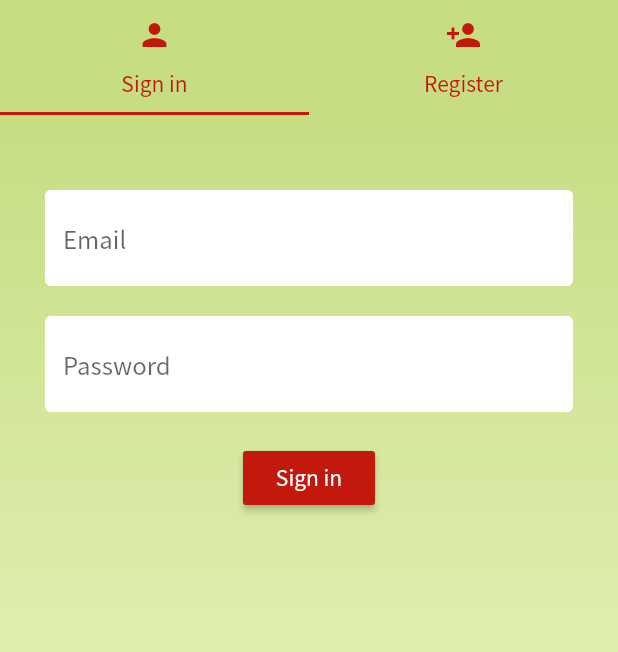
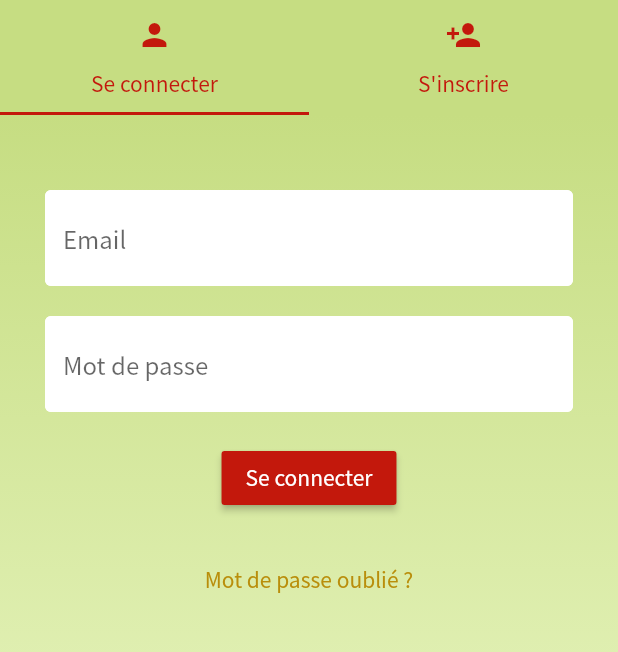
Before and after one commit to PAUVRE-Charlie/caps_app, a Flutter app: the screen it shows after launch, on a phone screen of 412 x 824 dp, the part 80-732 px from its top. Run offline on Flutter 3.47's test engine with Material 2 defaults, Android fonts, the phone set to English and light mode, and no system bars; our stand-ins replace audioplayers, auto_size_text, cloud_firestore, firebase_auth, firebase_core, fluttertoast; accounts and stored records are empty.

Commit message:
forget password interface

```diff
--- a/lib/components/register.dart
+++ b/lib/components/register.dart
@@ -67,7 +67,7 @@ class _RegisterState extends State<Register> {
                     height: 20,
                   ),
                   MyTextFormField(
-                    hintText: 'Password',
+                    hintText: 'Mot de passe',
                     validator: (val) {
                       return val.length < 6
                           ? 'Entre un mot de passe de 6 lettres ou plus'
@@ -103,7 +103,6 @@ class _RegisterState extends State<Register> {
                         setState(() {
                           loading = true;
                         });
-
                         for (Capseur capseur in capseurs) {
                           print(capseur.username);
                           if (capseur.username == username)
@@ -127,7 +126,7 @@ class _RegisterState extends State<Register> {
                     },
                     color: kPrimaryColor,
                     child:
-                        Text('Register', style: TextStyle(color: kWhiteColor)),
+                        Text('S\'inscrire', style: TextStyle(color: kWhiteColor)),
                   ),
                   SizedBox(
                     height: 20,
--- a/lib/components/signIn.dart
+++ b/lib/components/signIn.dart
@@ -1,6 +1,8 @@
 import 'package:caps_app/components/loading.dart';
 import 'package:caps_app/data.dart';
+import 'package:caps_app/pages/resetPage.dart';
 import 'package:caps_app/services/auth.dart';
+import 'package:flutter/cupertino.dart';
 import 'package:flutter/material.dart';
 
 import 'MyTextFormField.dart';
@@ -55,7 +57,7 @@ class _SignInState extends State<SignIn> {
                     height: 20,
                   ),
                   MyTextFormField(
-                    hintText: 'Password',
+                    hintText: 'Mot de passe',
                     validator: (val) {
                       return val.length < 6
                           ? 'Entre un mot de passe de 6 lettres ou plus'
@@ -87,10 +89,20 @@ class _SignInState extends State<SignIn> {
                     },
                     color: kPrimaryColor,
                     child:
-                        Text('Sign in', style: TextStyle(color: kWhiteColor)),
+                        Text('Se connecter', style: TextStyle(color: kWhiteColor)),
                   ),
                   SizedBox(
                     height: 20,
+                  ),
+                  Row(
+                    mainAxisAlignment: MainAxisAlignment.center,
+                    children: [
+                      TextButton(
+                        child: Text('Mot de passe oublié ?', style: TextStyle(color: kSecondaryColor),),
+                        onPressed: (){
+                          Navigator.push(context, MaterialPageRoute(builder: (context) => ResetPage()));
+                        },)
+                    ],
                   ),
                   Text(
                     error,
--- a/lib/pages/authenticate.dart
+++ b/lib/pages/authenticate.dart
@@ -32,14 +32,14 @@ class _AuthenticatePageState extends State<AuthenticatePage> {
             indicatorColor: kPrimaryColor,
             tabs: [
               Tab(
-                child: Text('Sign in', style: TextStyle(color: kPrimaryColor)),
+                child: Text('Se connecter', style: TextStyle(color: kPrimaryColor)),
                 icon: Icon(
                   Icons.person,
                   color: kPrimaryColor,
                 ),
               ),
               Tab(
-                child: Text('Register', style: TextStyle(color: kPrimaryColor)),
+                child: Text('S\'inscrire', style: TextStyle(color: kPrimaryColor)),
                 icon: Icon(
                   Icons.person_add,
                   color: kPrimaryColor,
--- a/pubspec.yaml
+++ b/pubspec.yaml
@@ -35,6 +35,7 @@ dependencies:
   audioplayers: ^0.10.0
   uuid: ^2.2.2
   auto_size_text: ^2.1.0
+  fluttertoast: ^7.1.6
 
 dev_dependencies:
   flutter_test:
```
Also changed, not shown: lib/pages/resetPage.dart (added, +155 -0 lines), pubspec.lock.
